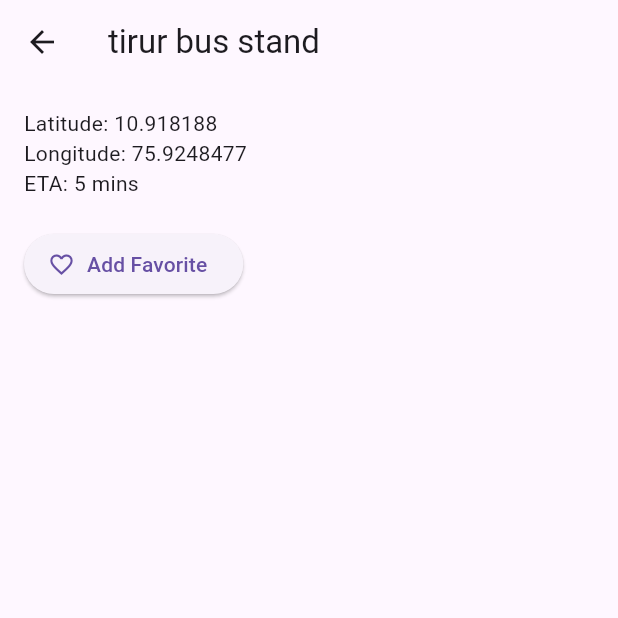
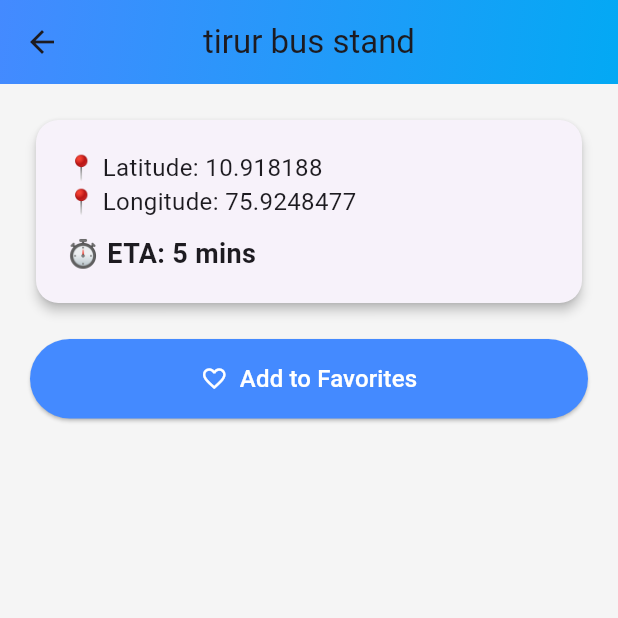
Before and after one commit to ayushsomani10/bus_stops_app, a Flutter app: the screen it shows after launch, after a tap on "tirur bus stand", on a phone screen of 412 x 824 dp, the top half of it. Run offline on Flutter 3.47's test engine with Material 3 defaults, Android fonts, the phone set to English and light mode, and no system bars; our stand-ins replace shared_preferences.

Commit message:
ui changes

```diff
--- a/lib/detail_screen.dart
+++ b/lib/detail_screen.dart
@@ -34,20 +34,60 @@ class _DetailScreenState extends State<DetailScreen> {
   @override
   Widget build(BuildContext context) {
     return Scaffold(
-      appBar: AppBar(title: Text(widget.stop.stopname)),
+      appBar: AppBar(
+        title: Text(widget.stop.stopname),
+        centerTitle: true,
+        elevation: 0,
+        flexibleSpace: Container(
+          decoration: const BoxDecoration(
+            gradient: LinearGradient(
+              colors: [Colors.blueAccent, Colors.lightBlue],
+              begin: Alignment.topLeft,
+              end: Alignment.bottomRight,
+            ),
+          ),
+        ),
+      ),
       body: Padding(
-        padding: const EdgeInsets.all(16.0),
+        padding: const EdgeInsets.all(20),
         child: Column(
-          crossAxisAlignment: CrossAxisAlignment.start,
+          crossAxisAlignment: CrossAxisAlignment.stretch,
           children: [
-            Text("Latitude: ${widget.stop.latitude}"),
-            Text("Longitude: ${widget.stop.longitude}"),
-            Text("ETA: ${widget.stop.timedifference} mins"),
+            Card(
+              shape: RoundedRectangleBorder(borderRadius: BorderRadius.circular(15)),
+              elevation: 3,
+              child: Padding(
+                padding: const EdgeInsets.all(20),
+                child: Column(
+                  crossAxisAlignment: CrossAxisAlignment.start,
+                  children: [
+                    Text("📍 Latitude: ${widget.stop.latitude}",
+                        style: const TextStyle(fontSize: 16)),
+                    Text("📍 Longitude: ${widget.stop.longitude}",
+                        style: const TextStyle(fontSize: 16)),
+                    const SizedBox(height: 10),
+                    Text("⏱ ETA: ${widget.stop.timedifference} mins",
+                        style: const TextStyle(
+                            fontSize: 18, fontWeight: FontWeight.bold)),
+                  ],
+                ),
+              ),
+            ),
             const SizedBox(height: 20),
             ElevatedButton.icon(
+              style: ElevatedButton.styleFrom(
+                padding: const EdgeInsets.symmetric(vertical: 15),
+                shape: RoundedRectangleBorder(
+                    borderRadius: BorderRadius.circular(30)),
+                backgroundColor: isFav ? Colors.red : Colors.blueAccent,
+              ),
               onPressed: _toggleFav,
-              icon: Icon(isFav ? Icons.favorite : Icons.favorite_border),
-              label: Text(isFav ? "Remove Favorite" : "Add Favorite"),
+              icon: Icon(isFav ? Icons.favorite : Icons.favorite_border,
+                  color: Colors.white),
+              label: Text(
+                isFav ? "Remove from Favorites" : "Add to Favorites",
+                style: const TextStyle(color: Colors.white, fontSize: 16),
+              ),
             ),
           ],
         ),
--- a/lib/main.dart
+++ b/lib/main.dart
@@ -15,7 +15,11 @@
   Widget build(BuildContext context) {
     return MaterialApp(
       title: 'Bus Stops',
-      theme: ThemeData(primarySwatch: Colors.blue),
+      debugShowCheckedModeBanner: false,
+      theme: ThemeData(
+        primarySwatch: Colors.blue,
+        scaffoldBackgroundColor: Colors.grey.shade100,
+      ),
       home: const StopsListScreen(),
     );
   }
@@ -60,31 +64,82 @@
   @override
   Widget build(BuildContext context) {
     return Scaffold(
-      appBar: AppBar(title: const Text("Bus Stops")),
+      appBar: AppBar(
+        title: const Text("🚌 Bus Stops"),
+        centerTitle: true,
+        elevation: 4,
+        flexibleSpace: Container(
+          decoration: const BoxDecoration(
+            gradient: LinearGradient(
+              colors: [Colors.blueAccent, Colors.lightBlue],
+              begin: Alignment.topLeft,
+              end: Alignment.bottomRight,
+            ),
+          ),
+        ),
+      ),
       body: Column(
         children: [
           Padding(
-            padding: const EdgeInsets.all(8.0),
+            padding: const EdgeInsets.all(12.0),
             child: TextField(
-              decoration: const InputDecoration(
-                prefixIcon: Icon(Icons.search),
-                hintText: "Search stops...",
+              decoration: InputDecoration(
+                filled: true,
+                fillColor: Colors.white,
+                prefixIcon: const Icon(Icons.search, color: Colors.blueAccent),
+                hintText: "Search bus stops...",
+                contentPadding: const EdgeInsets.symmetric(vertical: 10, horizontal: 15),
+                border: OutlineInputBorder(
+                  borderRadius: BorderRadius.circular(30),
+                  borderSide: BorderSide.none,
+                ),
               ),
               onChanged: _filterStops,
             ),
           ),
+
           Expanded(
-            child: ListView.builder(
+            child: filteredStops.isEmpty
+                ? const Center(
+                    child: Text(
+                      "No stops found 🚫",
+                      style: TextStyle(fontSize: 16, color: Colors.grey),
+                    ),
+                  )
+                : ListView.builder(
+                    padding: const EdgeInsets.symmetric(horizontal: 10, vertical: 5),
                     itemCount: filteredStops.length,
                     itemBuilder: (context, index) {
                       final stop = filteredStops[index];
                       final isFav = favorites.contains(stop.stopname);
-                return ListTile(
-                  title: Text(stop.stopname),
-                  subtitle: Text("ETA: ${stop.timedifference} mins"),
+
+                      return Card(
+                        margin: const EdgeInsets.symmetric(vertical: 8),
+                        shape: RoundedRectangleBorder(
+                          borderRadius: BorderRadius.circular(15),
+                        ),
+                        elevation: 3,
+                        child: ListTile(
+                          contentPadding: const EdgeInsets.all(15),
+                          leading: CircleAvatar(
+                            radius: 24,
+                            backgroundColor: Colors.blueAccent,
+                            child: const Icon(Icons.location_on, color: Colors.white),
+                          ),
+                          title: Text(
+                            stop.stopname,
+                            style: const TextStyle(
+                              fontSize: 16,
+                              fontWeight: FontWeight.bold,
+                            ),
+                          ),
+                          subtitle: Text(
+                            "ETA: ${stop.timedifference} mins",
+                            style: TextStyle(color: Colors.grey.shade700),
+                          ),
                           trailing: Icon(
                             isFav ? Icons.favorite : Icons.favorite_border,
-                    color: isFav ? Colors.red : null,
+                            color: isFav ? Colors.red : Colors.grey.shade600,
                           ),
                           onTap: () async {
                             final updated = await Navigator.push(
@@ -95,6 +150,7 @@
                             );
                             if (updated == true) _loadData();
                           },
+                        ),
                       );
                     },
                   ),
```
Lines whose indentation alone changed are shown as unchanged.
